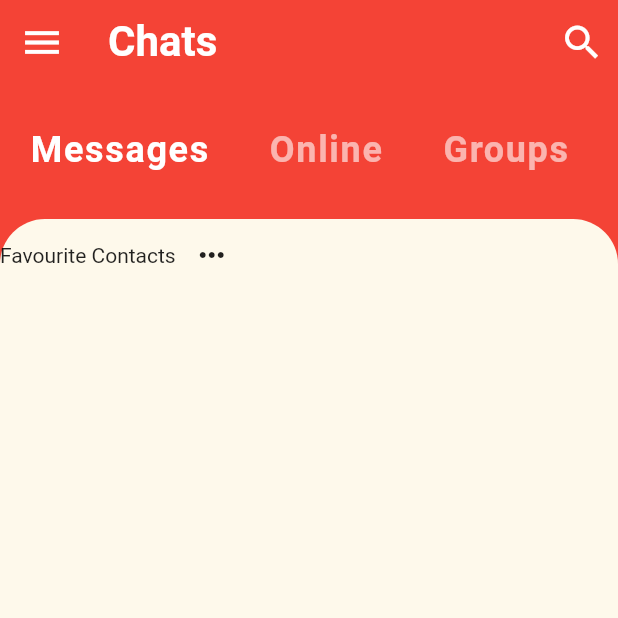
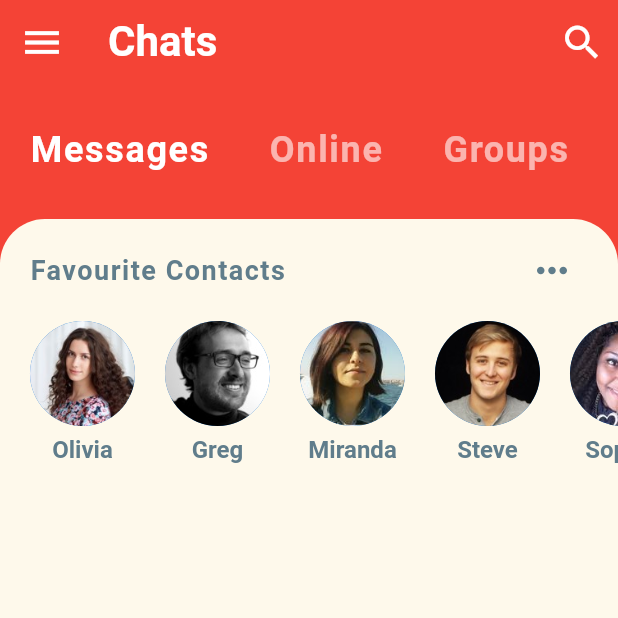
Before and after one commit to CoderNamedHendrick/implementing-stuff, a Flutter app: the screen it shows after launch, on a phone screen of 412 x 824 dp, the top half of it. Run offline on Flutter 3.47's test engine with Material 2 defaults, Android fonts, the phone set to English and light mode, and no system bars.

Commit message:
favourite contacts horizontal list

```diff
--- a/lib/model/message_model.dart
+++ b/lib/model/message_model.dart
@@ -65,7 +65,7 @@ final User miranda = User(
   imageUrl: 'assets/images/miranda.jpg',
 );
 
-List<User> favourites = [olivia, greg, miranda, steve, sophie];
+List<User> favourites = [olivia, greg, miranda, steve, sophie, chris];
 
 // Example Chats on home screen
 List<Message> chats = [
--- a/lib/widgets/favourite_contacts.dart
+++ b/lib/widgets/favourite_contacts.dart
@@ -1,16 +1,70 @@
 import 'package:flutter/material.dart';
+import 'package:flutter_chat_ui/model/message_model.dart';
 
 class FavouriteContacts extends StatelessWidget {
   @override
   Widget build(BuildContext context) {
-    return Row(
+    return Padding(
+      padding: const EdgeInsets.symmetric(vertical: 10.0),
+      child: Column(
         children: [
-        Text('Favourite Contacts'),
+          Padding(
+            padding: const EdgeInsets.symmetric(horizontal: 20.0),
+            child: Row(
+              mainAxisAlignment: MainAxisAlignment.spaceBetween,
+              children: [
+                Text(
+                  'Favourite Contacts',
+                  style: TextStyle(
+                    color: Colors.blueGrey,
+                    fontSize: 18.0,
+                    fontWeight: FontWeight.bold,
+                    letterSpacing: 1.0,
+                  ),
+                ),
                 IconButton(
                   icon: Icon(Icons.more_horiz),
+                  iconSize: 30.0,
+                  color: Colors.blueGrey,
                   onPressed: () {},
                 ),
               ],
+            ),
+          ),
+          Container(
+            height: 120,
+            child: ListView.builder(
+              padding: EdgeInsets.only(left: 10.0),
+              itemCount: favourites.length,
+              scrollDirection: Axis.horizontal,
+              itemBuilder: (context, index) {
+                return Padding(
+                  padding: const EdgeInsets.all(10.0),
+                  child: Column(
+                    children: [
+                      CircleAvatar(
+                        radius: 35.0,
+                        backgroundImage: AssetImage(
+                          favourites[index].imageUrl,
+                        ),
+                      ),
+                      SizedBox(height: 6),
+                      Text(
+                        favourites[index].name,
+                        style: TextStyle(
+                          color: Colors.blueGrey,
+                          fontSize: 16,
+                          fontWeight: FontWeight.bold,
+                        ),
+                      ),
+                    ],
+                  ),
+                );
+              },
+            ),
+          ),
+        ],
+      ),
     );
   }
 }
```
Lines whose indentation alone changed are shown as unchanged.
